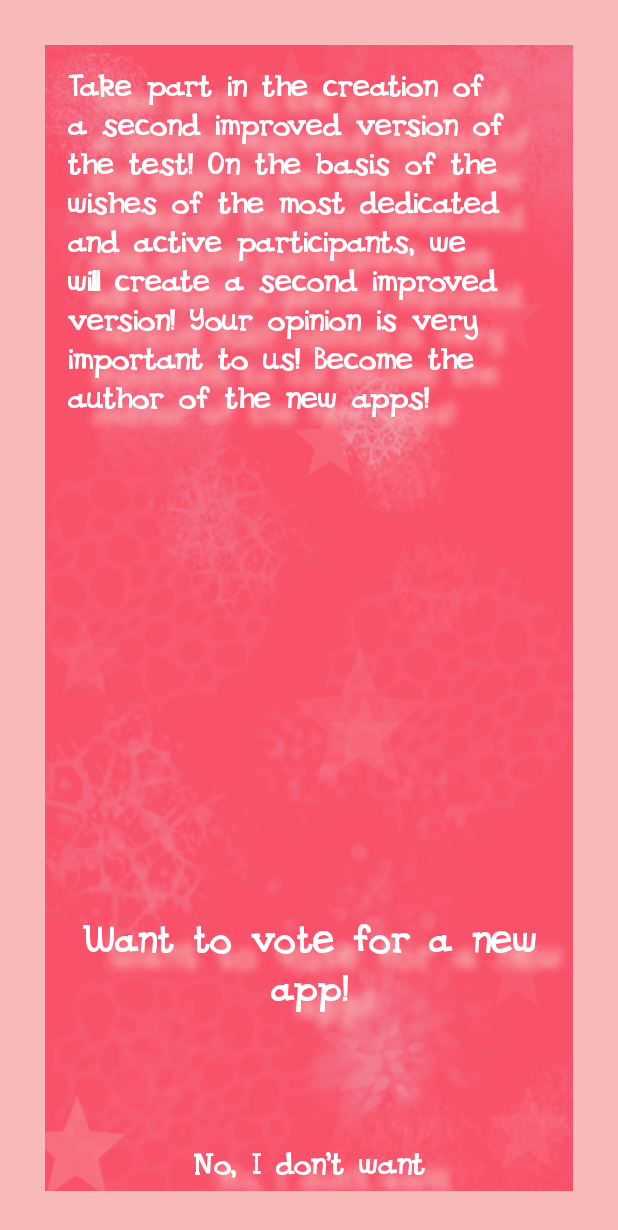
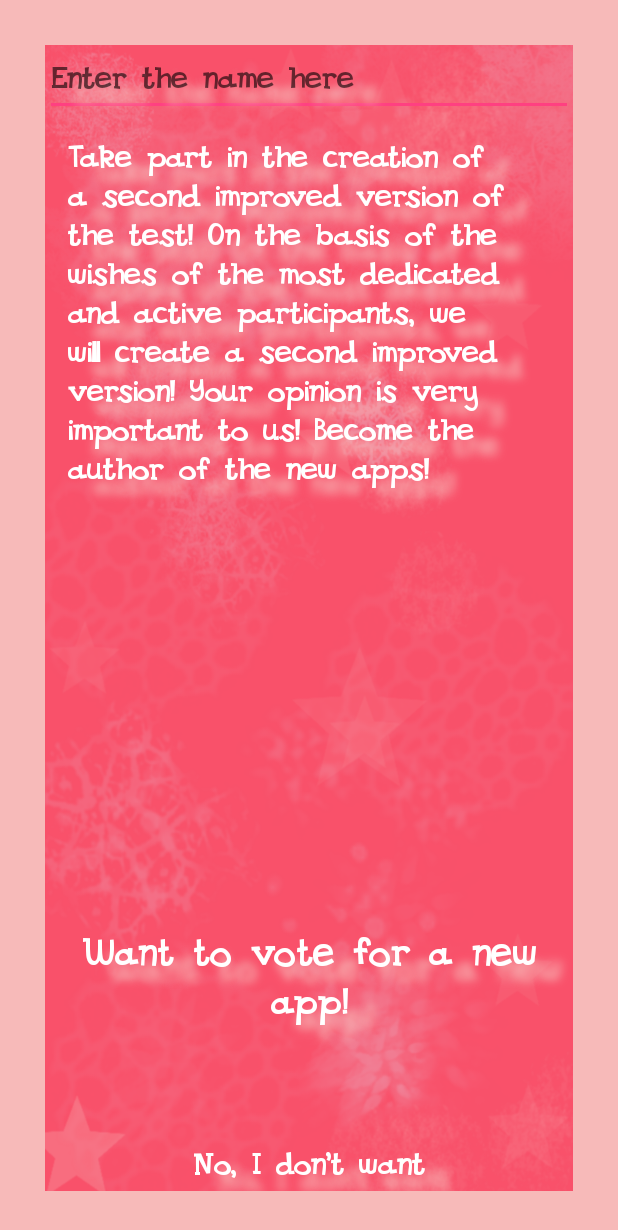
Before and after one commit to KrivosheevEV/thefutureguy, an Android app: the BeforeVotingActivity screen opened directly, with no data from a screen before it, on a phone screen of 412 x 824 dp. Shown: the top 1230 px of the screen. Run offline under Robolectric (Android 15) with nearby library versions, the light colour scheme and no system bars.

Commit message:
+ fix voting, api

```diff
--- a/app/build.gradle
+++ b/app/build.gradle
@@ -15,8 +15,8 @@ android {
         applicationId 'ru.kev163rus.thefutureguy'
         minSdkVersion 14
         targetSdkVersion 25
-        versionCode 10007
-        versionName '1.0.7'
+        versionCode 10008
+        versionName '1.0.8'
         multiDexEnabled true
         signingConfig signingConfigs.config
     }
--- a/app/src/main/java/ru/kev163rus/thefutureguy/BeforeTestActivity.java
+++ b/app/src/main/java/ru/kev163rus/thefutureguy/BeforeTestActivity.java
@@ -1,6 +1,7 @@
 package ru.kev163rus.thefutureguy;
 
 import android.app.Activity;
+import android.content.Intent;
 import android.graphics.Typeface;
 import android.support.v4.content.ContextCompat;
 import android.os.Bundle;
@@ -47,11 +48,11 @@ public class BeforeTestActivity extends Activity implements View.OnClickListener
 
         switch(v.getId()) {
             case R.id.textViewDialogBeforeTestYes:
-                startActivity(MenuActivity.activityQuestion);
+                startActivity(new Intent(this, QuestionsActivity.class));
                 finish();
                 break;
             case R.id.textViewDialogBeforeTestNo:
-                startActivity(MenuActivity.activityMenu);
+                startActivity(new Intent(this, MenuActivity.class));
                 finish();
                 break;
         }
--- a/app/src/main/java/ru/kev163rus/thefutureguy/BeforeVotingActivity.java
+++ b/app/src/main/java/ru/kev163rus/thefutureguy/BeforeVotingActivity.java
@@ -1,17 +1,20 @@
 package ru.kev163rus.thefutureguy;
 
 import android.app.Activity;
+import android.content.Intent;
 import android.graphics.Typeface;
 import android.os.Bundle;
 import android.support.v4.content.ContextCompat;
 import android.view.View;
 import android.view.Window;
 import android.view.WindowManager;
+import android.widget.EditText;
 import android.widget.TextView;
 
 public class BeforeVotingActivity extends Activity implements View.OnClickListener {
 
     private TextView textViewDialogBeforeVotingText, textViewDialogBeforeVotingYes, textViewDialogBeforeVotingNo;
+    private EditText editTextUserName;
 
     @Override
     protected void onCreate(Bundle savedInstanceState) {
@@ -22,6 +25,10 @@ public class BeforeVotingActivity extends Activity implements View.OnClickListen
                 WindowManager.LayoutParams.FLAG_FULLSCREEN);
 
         setContentView(R.layout.activity_before_voting);
+
+        editTextUserName = (EditText) findViewById(R.id.editTextUserName);
+        editTextUserName.setShadowLayer(7f, 25f, 15f, ContextCompat.getColor(this, R.color.color1));
+        editTextUserName.setTypeface(Typeface.createFromAsset(getAssets(), "fonts/dsgoose.ttf"));
 
         textViewDialogBeforeVotingText = (TextView) findViewById(R.id.textViewDialogBeforeVotingText);
         textViewDialogBeforeVotingText.setShadowLayer(7f, 25f, 15f, ContextCompat.getColor(this, R.color.color1));
@@ -45,12 +52,13 @@ public class BeforeVotingActivity extends Activity implements View.OnClickListen
 
         switch(v.getId()) {
             case R.id.textViewDialogBeforeVotingYes:
-                startActivity(MenuActivity.activityQuestion);
+                Questions.userName = editTextUserName.getText().toString();
+                startActivity(new Intent(this, QuestionsActivity.class));
                 finish();
                 break;
             case R.id.textViewDialogBeforeVotingNo:
                 finish();
-                startActivity(MenuActivity.activityMenu);
+                startActivity(new Intent(this, MenuActivity.class));
                 break;
         }
 
--- a/app/src/main/java/ru/kev163rus/thefutureguy/QuestionsActivity.java
+++ b/app/src/main/java/ru/kev163rus/thefutureguy/QuestionsActivity.java
@@ -812,7 +812,7 @@ public class QuestionsActivity extends Activity implements View.OnClickListener
 
         if (!Questions.itVoting){
             Questions.setUserResult(indexOfQuestion - 1, userChoise);
-        } else {
+        } else if (Questions.arrayOfVotingResult.length != 0 && indexOfQuestion > 0 & indexOfQuestion <= Questions.arrayOfVotingResult.length){
             Questions.arrayOfVotingResult[indexOfQuestion - 1] = userChoise;
         }
 
--- a/app/src/main/res/layout/activity_before_voting.xml
+++ b/app/src/main/res/layout/activity_before_voting.xml
@@ -14,6 +14,16 @@
         android:weightSum="100"
         android:background="@drawable/background1"
         android:layout_margin="30dp">
+
+        <EditText
+            android:id="@+id/editTextUserName"
+            android:layout_width="match_parent"
+            android:layout_height="wrap_content"
+            android:ems="10"
+            android:hint="@string/editTextUserNameHint"
+            android:inputType="textPersonName"
+            android:textColor="@android:color/white"
+            android:textSize="20sp" />
 
         <TextView
             android:layout_width="match_parent"
--- a/app/src/main/res/values/strings.xml
+++ b/app/src/main/res/values/strings.xml
@@ -296,6 +296,7 @@
     <string name="textViewDialogAfterVotingText">Every time by watching ads, you help us make this app better. Vote more often and then your name will be on the list of the most active helpers!</string>
     <string name="textViewDialogAfterVotingYes">To send the results</string>
     <string name="textViewDialogAfterVotingNo">Don\'t want to vote</string>
+    <string name="editTextUserNameHint">Enter the name here</string>
 
 
 </resources>
```
Also changed, not shown: app/src/main/java/ru/kev163rus/thefutureguy/AfterVotingActivity.java (+12 -4 lines), app/src/main/java/ru/kev163rus/thefutureguy/Questions.java (+20 -11 lines), 4 other files.
